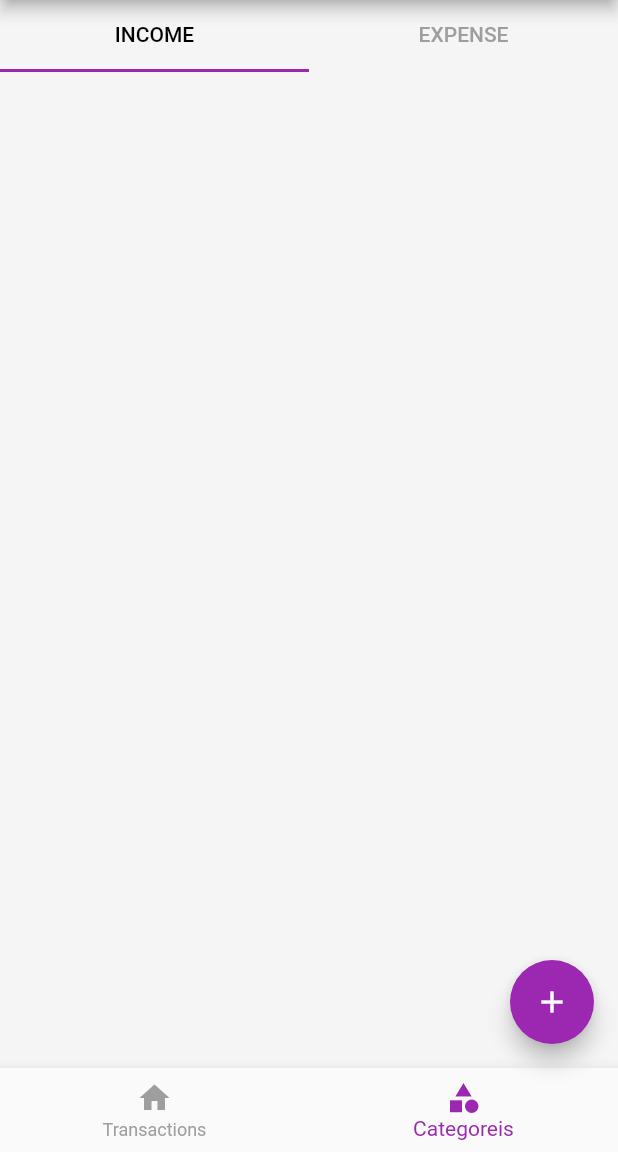
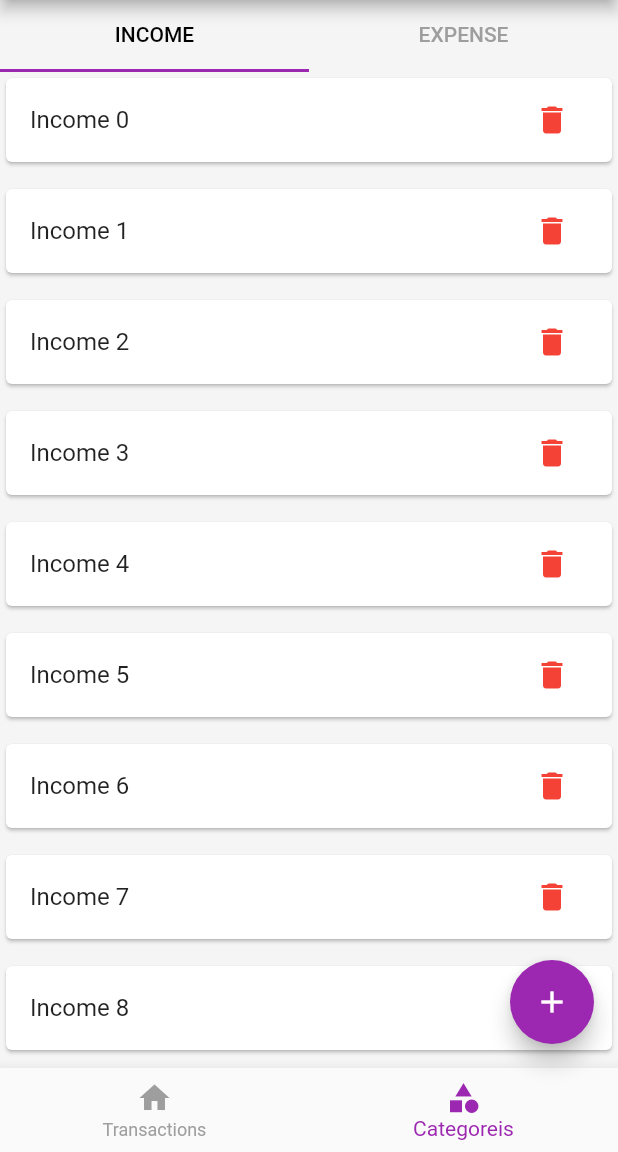
Before and after one commit to safadtm/Money_Manager_Flutter, a Flutter app: the screen it shows after launch, item 2 of the bottom bar chosen, on a phone screen of 412 x 824 dp, the part 84-1236 px from its top. Run offline on Flutter 3.47's test engine with Material 2 defaults, Android fonts, the phone set to English and light mode, and no system bars.

Commit message:
Income & Expense UI ready with dummy datas

```diff
--- /dev/null
+++ b/lib/screens/category/income_list_category.dart
@@ -0,0 +1,29 @@
+import 'package:flutter/material.dart';
+
+class IncomeListCategory extends StatelessWidget {
+  const IncomeListCategory({super.key});
+
+  @override
+  Widget build(BuildContext context) {
+    return ListView.separated(
+        itemBuilder: (ctx, index) {
+          return Card(
+            child: ListTile(
+              title: Text('Income $index'),
+              trailing: IconButton(
+                color: Colors.red,
+                hoverColor: Colors.red,
+                onPressed: () {},
+                icon: Icon(Icons.delete),
+              ),
+            ),
+          );
+        },
+        separatorBuilder: (ctx, index) {
+          return SizedBox(
+            height: 10,
+          );
+        },
+        itemCount: 10);
+  }
+}
--- a/lib/screens/category/screen_categories.dart
+++ b/lib/screens/category/screen_categories.dart
@@ -1,4 +1,6 @@
 import 'package:flutter/material.dart';
+import 'package:money_manager_flutter/screens/category/expense_list_category.dart';
+import 'package:money_manager_flutter/screens/category/income_list_category.dart';
 
 class ScreenCategories extends StatefulWidget {
   const ScreenCategories({super.key});
@@ -17,7 +19,7 @@ class _ScreenCategoriesState extends State<ScreenCategories>
       length: 2,
       vsync: this,
     );
-    // TODO: implement initState
+
     super.initState();
   }
 
@@ -29,7 +31,7 @@ class _ScreenCategoriesState extends State<ScreenCategories>
           labelColor: Colors.black,
           unselectedLabelColor: Colors.grey,
           controller: _tabController,
-          tabs: [
+          tabs: const [
             Tab(
               text: 'INCOME',
             ),
@@ -37,6 +39,15 @@ class _ScreenCategoriesState extends State<ScreenCategories>
               text: 'EXPENSE',
             ),
           ],
+        ),
+        Expanded(
+          child: TabBarView(
+            controller: _tabController,
+            children: const [
+              IncomeListCategory(),
+              ExpenseListCategory(),
+            ],
+          ),
         )
       ],
     );
```
Also changed, not shown: lib/screens/category/expense_list_category.dart (added, +31 -0 lines).
